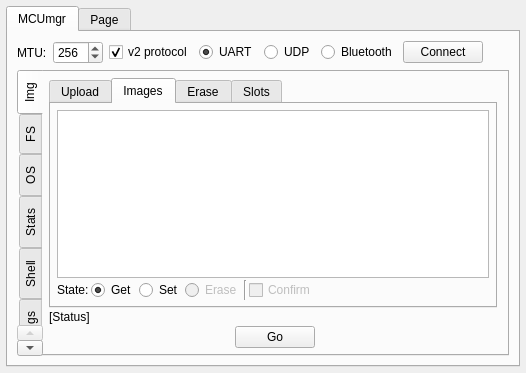
This is plugins/mcumgr/form.ui in thedjnK/AuTerm as Qt 5 draws it before an edit. The edited form follows.
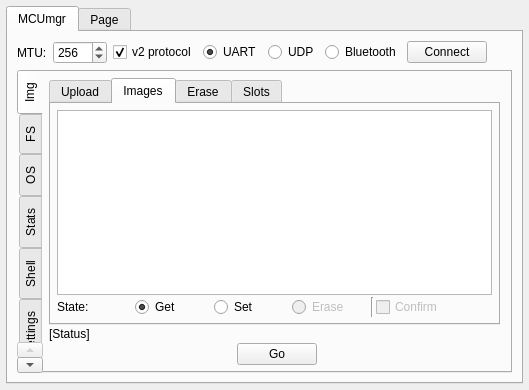
This is the edited form. The open tabs and pages were chosen to show the change. Custom widgets are drawn as their Qt base class.

Commit message: plugins: mcumgr: Fix qt's screwup with screwing up spacer objects in some versions of qt

Patch:
```diff
--- a/plugins/mcumgr/form.ui
+++ b/plugins/mcumgr/form.ui
@@ -6,8 +6,8 @@
    <rect>
     <x>0</x>
     <y>0</y>
-    <width>526</width>
-    <height>373</height>
+    <width>529</width>
+    <height>390</height>
    </rect>
   </property>
   <property name="windowTitle">
@@ -130,7 +130,7 @@
            </property>
            <property name="sizeHint" stdset="0">
             <size>
-             <width>40</width>
+             <width>20</width>
              <height>20</height>
             </size>
            </property>
@@ -394,7 +394,7 @@
                  <item>
                   <spacer name="horizontalSpacer_5">
                    <property name="orientation">
-                    <enum>Qt::Orientation::Horizontal</enum>
+                    <enum>Qt::Vertical</enum>
                    </property>
                    <property name="sizeHint" stdset="0">
                     <size>
@@ -501,7 +501,7 @@
                </property>
                <property name="sizeHint" stdset="0">
                 <size>
-                 <width>40</width>
+                 <width>20</width>
                  <height>20</height>
                 </size>
                </property>
@@ -521,7 +521,7 @@
                </property>
                <property name="sizeHint" stdset="0">
                 <size>
-                 <width>40</width>
+                 <width>20</width>
                  <height>20</height>
                 </size>
                </property>
```
Left out of the diff: 132 changed lines with no effect on the pictures. The commit also changes 2 other files.
